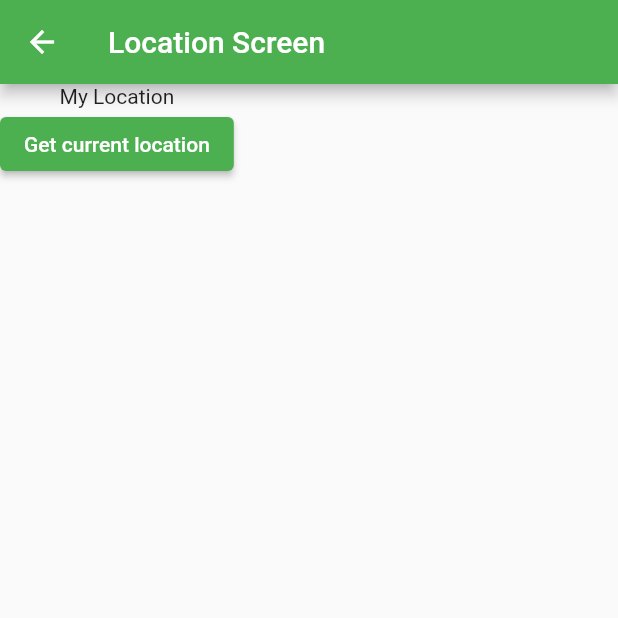
After one commit to mastershanto/flutter_google_map, a Flutter app: the LocationScreen screen opened directly, after a tap on "Get current location", on a phone screen of 412 x 824 dp, the top half of it. The commit adds this screen. Run offline on Flutter 3.47's test engine with Material 2 defaults, Android fonts, the phone set to English and light mode, and no system bars; our stand-ins replace google_maps_flutter, location.

Commit message:
using location package

```diff
--- /dev/null
+++ b/lib/location_screen.dart
@@ -0,0 +1,41 @@
+
+import 'package:flutter/material.dart';
+import 'package:location/location.dart';
+
+class LocationScreen extends StatefulWidget {
+  const LocationScreen({super.key});
+
+  @override
+  State<LocationScreen> createState() => _LocationScreenState();
+}
+
+class _LocationScreenState extends State<LocationScreen> {
+
+  Location location= Location();
+
+  @override
+  Widget build(BuildContext context) {
+    return SafeArea(
+      child: Scaffold(
+        appBar: AppBar(
+          title: const Text("Location Screen"),
+        ),
+        body: Column(
+          children: [
+            const Text("My Location"),
+            ElevatedButton(onPressed: () async {
+              final LocationData currentLocation= await location.getLocation();
+
+              print(currentLocation.latitude);
+              print(currentLocation.longitude);
+              print(currentLocation.altitude);
+
+            }, child: const Text("Get current location"))
+
+          ],
+        ),
+
+      ),
+    );
+  }
+}
--- a/pubspec.yaml
+++ b/pubspec.yaml
@@ -36,6 +36,7 @@ dependencies:
   # Use with the CupertinoIcons class for iOS style icons.
   cupertino_icons: ^1.0.2
   google_maps_flutter: ^2.5.0
+  location: ^5.0.3
 
 dev_dependencies:
   flutter_test:
```
Also changed, not shown: lib/home_screen.dart (+167 -10 lines), pubspec.lock, 1 other file.
